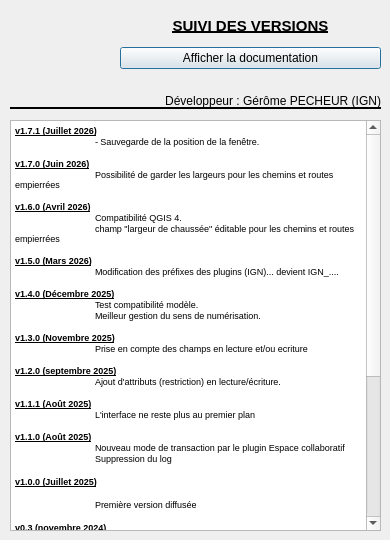
First picture: the form in aproposde.ui, repository IGNF/assistant-route-qgis-plugin, before the edit.
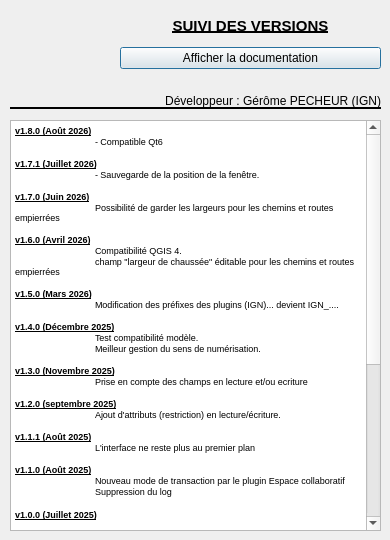
Second picture: the form after the edit. Icons and pictures are not drawn.

Commit message: compatible Qt6

Patch:
```diff
--- a/aproposde.ui
+++ b/aproposde.ui
@@ -100,6 +100,9 @@
 &lt;html&gt;&lt;head&gt;&lt;meta name=&quot;qrichtext&quot; content=&quot;1&quot; /&gt;&lt;style type=&quot;text/css&quot;&gt;
 p, li { white-space: pre-wrap; }
 &lt;/style&gt;&lt;/head&gt;&lt;body style=&quot; font-family:'MS Shell Dlg 2'; font-size:8.25pt; font-weight:400; font-style:normal;&quot;&gt;
+&lt;p style=&quot; margin-top:0px; margin-bottom:0px; margin-left:0px; margin-right:0px; -qt-block-indent:0; text-indent:0px;&quot;&gt;&lt;span style=&quot; font-size:7pt; font-weight:600; text-decoration: underline;&quot;&gt;v1.8.0 (Août 2026)&lt;/span&gt;&lt;/p&gt;
+&lt;p style=&quot; margin-top:0px; margin-bottom:0px; margin-left:0px; margin-right:0px; -qt-block-indent:0; text-indent:0px;&quot;&gt;&lt;span style=&quot; font-size:7pt;&quot;&gt;	- Compatible Qt6&lt;/span&gt;&lt;/p&gt;
+&lt;p style=&quot;-qt-paragraph-type:empty; margin-top:0px; margin-bottom:0px; margin-left:0px; margin-right:0px; -qt-block-indent:0; text-indent:0px; font-size:7pt;&quot;&gt;&lt;br /&gt;&lt;/p&gt;
 &lt;p style=&quot; margin-top:0px; margin-bottom:0px; margin-left:0px; margin-right:0px; -qt-block-indent:0; text-indent:0px;&quot;&gt;&lt;span style=&quot; font-size:7pt; font-weight:600; text-decoration: underline;&quot;&gt;v1.7.1 (Juillet 2026)&lt;/span&gt;&lt;/p&gt;
 &lt;p style=&quot; margin-top:0px; margin-bottom:0px; margin-left:0px; margin-right:0px; -qt-block-indent:0; text-indent:0px;&quot;&gt;&lt;span style=&quot; font-size:7pt;&quot;&gt;	- Sauvegarde de la position de la fenêtre.&lt;/span&gt;&lt;/p&gt;
 &lt;p style=&quot;-qt-paragraph-type:empty; margin-top:0px; margin-bottom:0px; margin-left:0px; margin-right:0px; -qt-block-indent:0; text-indent:0px; font-size:7pt;&quot;&gt;&lt;br /&gt;&lt;/p&gt;
```
The commit also changes 10 other files.
